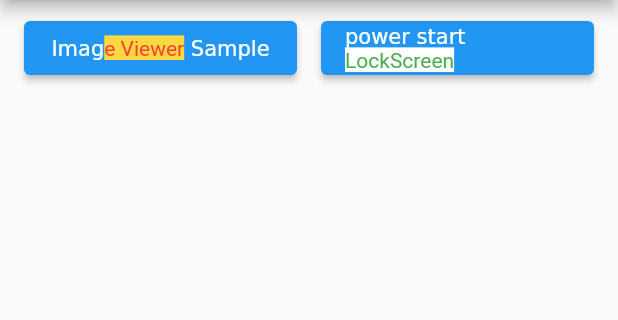
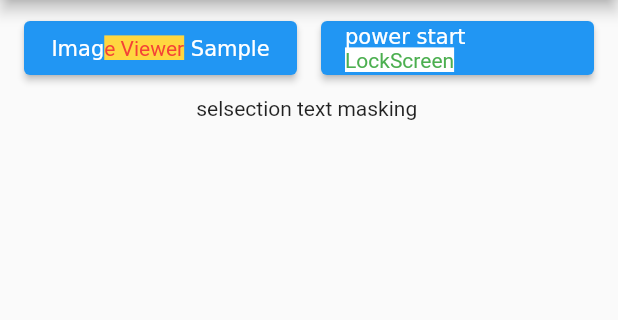
Before and after one commit to Hwan3434/flutter_study, a Flutter app: the screen it shows after launch, on a phone screen of 412 x 824 dp, the part 84-404 px from its top. Run offline on Flutter 3.47's test engine with Material 2 defaults, Android fonts, the phone set to English and light mode, and no system bars; our stand-ins replace local_auth, webview_flutter.

Commit message:
테스트트트 테스트트

```diff
--- a/lib/view/screen/home_screen.dart
+++ b/lib/view/screen/home_screen.dart
@@ -63,7 +63,9 @@ class HomeScreen2 extends StatelessWidget {
       ),
       body: Container(
         margin: EdgeInsets.only(right: 8, left: 8),
-        child: Row(
+        child: Column(
+          children: [
+            Row(
               mainAxisAlignment: MainAxisAlignment.center,
               children: [
                 Expanded(
@@ -121,7 +123,14 @@ class HomeScreen2 extends StatelessWidget {
                       },
                     ),
                   ),
-            )
+                ),
+              ],
+            ),
+            SelectableText('selsection text masking',
+                showCursor: false, cursorColor: Colors.yellow,
+            onSelectionChanged: (TextSelection selection, SelectionChangedCause? cause) {
+              print('ㅋㅋㅋ : ${selection.toString()}');
+            },)
           ],
         ),
       ),
```
Lines whose indentation alone changed are shown as unchanged.
